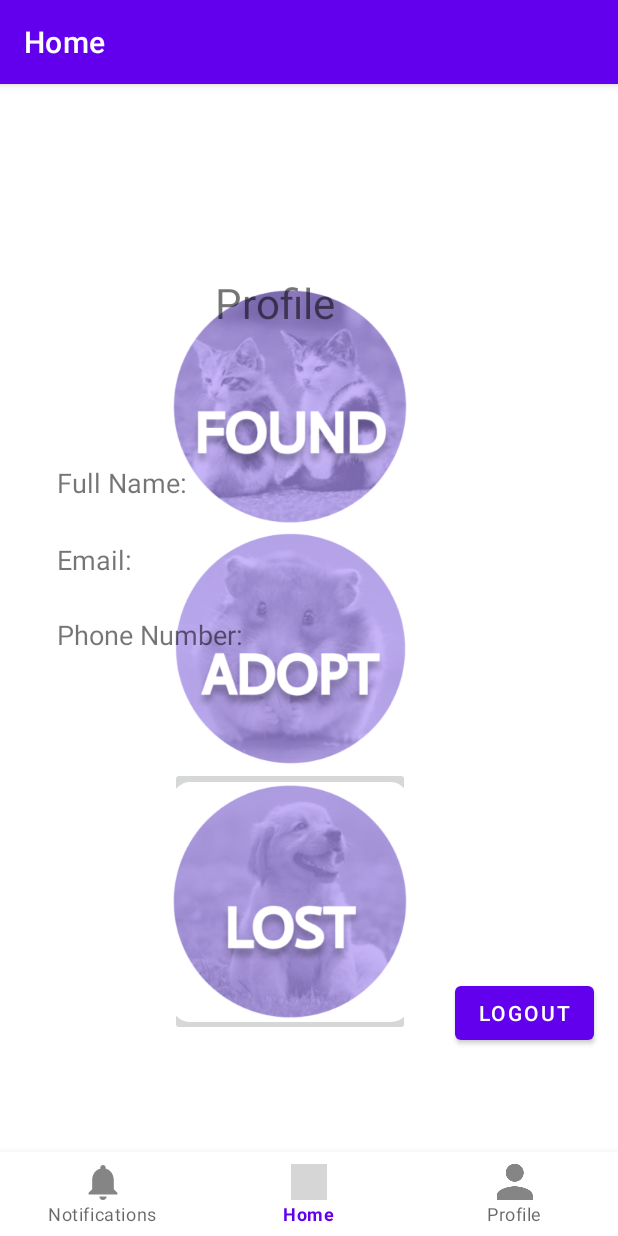
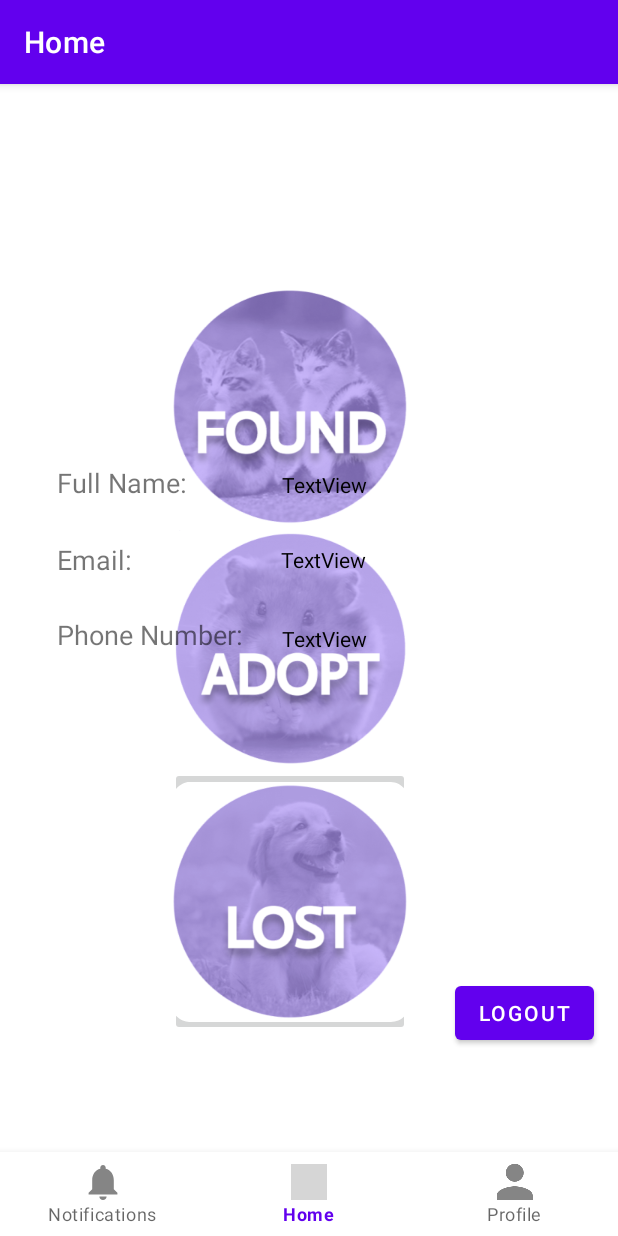
Before and after one commit to flavea25/MSA, an Android app: the fragment LoggedProfileFragment placed in its activity, on a phone screen of 412 x 824 dp. Run offline under Robolectric (Android 15) with nearby library versions, the phone set to English and light mode, and no system bars; our stand-ins replace Firebase (no records; nobody signed in at launch, a user with empty details on screens opened directly), navigation-ui; grey boxes are pictures that could not be loaded.

Commit message:
Profile page with info
Signed-off-by: Lazin Alexandra <lazinalexandra98@gmail.com>

```diff
--- a/app/src/main/java/com/example/lostfoundpets/ui/profile/LoggedProfileFragment.java
+++ b/app/src/main/java/com/example/lostfoundpets/ui/profile/LoggedProfileFragment.java
@@ -2,6 +2,7 @@
 
 import android.content.Intent;
 import android.os.Bundle;
+import android.util.Log;
 import android.view.LayoutInflater;
 import android.view.View;
 import android.view.ViewGroup;
@@ -15,9 +16,28 @@
 import com.example.lostfoundpets.MainActivity;
 import com.example.lostfoundpets.R;
 import com.google.firebase.auth.FirebaseAuth;
+import com.google.firebase.auth.FirebaseUser;
+import com.google.firebase.firestore.CollectionReference;
+import com.google.firebase.firestore.DocumentReference;
+import com.google.firebase.firestore.DocumentSnapshot;
+import com.google.firebase.firestore.EventListener;
+import com.google.firebase.firestore.FirebaseFirestore;
+import com.google.firebase.firestore.FirebaseFirestoreException;
+import com.google.firebase.storage.FirebaseStorage;
+import com.google.firebase.storage.StorageReference;
+
+import javax.annotation.Nullable;
+
 
 public class LoggedProfileFragment extends Fragment {
+    private static final int GALLERY_INTENT_CODE = 1023 ;
+    private final CollectionReference users = FirebaseFirestore.getInstance().collection("users");
+    TextView fullName,email,phone;
     FirebaseAuth fAuth;
+    FirebaseFirestore fStore;
+    String userId;
+    FirebaseUser user;
+    StorageReference storageReference;
 
     public View onCreateView(@NonNull LayoutInflater inflater,
                              ViewGroup container, Bundle savedInstanceState) {
@@ -30,9 +50,34 @@
         logoutButton.setOnClickListener(v -> {
             fAuth.signOut();
             startActivity(new Intent(getContext(), MainActivity.class));
-//            logoutButton.setVisibility(View.GONE);
-//            textView.setVisibility(View.GONE);
         });
+
+            phone = root.findViewById(R.id.profileNumber);
+            fullName = root.findViewById(R.id.profileName);
+            email    = root.findViewById(R.id.profileEmail);
+
+
+            fAuth = FirebaseAuth.getInstance();
+            fStore = FirebaseFirestore.getInstance();
+            storageReference = FirebaseStorage.getInstance().getReference();
+
+            userId = fAuth.getCurrentUser().getUid();
+            user = fAuth.getCurrentUser();
+            DocumentReference documentReference = fStore.collection("users").document(userId);
+                documentReference.addSnapshotListener( new EventListener<DocumentSnapshot>() {
+                @Override
+                public void onEvent(@Nullable DocumentSnapshot documentSnapshot, @Nullable FirebaseFirestoreException e) {
+                    if(documentSnapshot.exists()){
+                        phone.setText(documentSnapshot.getString("phoneNumber"));
+                        fullName.setText(documentSnapshot.getString("fullName"));
+                        email.setText(documentSnapshot.getString("email"));
+
+                    }else {
+                        Log.d("tag", "onEvent: Document do not exists");
+                    }
+                }
+            });
+
         return root;
     }
 }
--- a/app/src/main/res/layout/fragment_profile_logged.xml
+++ b/app/src/main/res/layout/fragment_profile_logged.xml
@@ -5,20 +5,6 @@
     xmlns:tools="http://schemas.android.com/tools"
     android:layout_width="match_parent"
     android:layout_height="match_parent">
-
-    <TextView
-        android:id="@+id/title_profile"
-        android:layout_width="wrap_content"
-        android:layout_height="wrap_content"
-        android:text="Profile"
-        android:textAlignment="center"
-        android:textSize="28sp"
-        app:layout_constraintBottom_toBottomOf="parent"
-        app:layout_constraintEnd_toEndOf="parent"
-        app:layout_constraintHorizontal_bias="0.43"
-        app:layout_constraintStart_toStartOf="parent"
-        app:layout_constraintTop_toTopOf="parent"
-        app:layout_constraintVertical_bias="0.105" />
 
     <TextView
         android:id="@+id/fullNameTag"
@@ -70,4 +56,43 @@
         app:layout_constraintStart_toStartOf="parent"
         app:layout_constraintTop_toTopOf="parent"
         app:layout_constraintVertical_bias="0.812" />
+
+    <TextView
+        android:id="@+id/profileName"
+        android:layout_width="182dp"
+        android:layout_height="20dp"
+        android:text="TextView"
+        android:textColor="#000000"
+        app:layout_constraintBottom_toBottomOf="parent"
+        app:layout_constraintEnd_toEndOf="parent"
+        app:layout_constraintHorizontal_bias="0.816"
+        app:layout_constraintStart_toStartOf="parent"
+        app:layout_constraintTop_toTopOf="parent"
+        app:layout_constraintVertical_bias="0.291" />
+
+    <TextView
+        android:id="@+id/profileEmail"
+        android:layout_width="183dp"
+        android:layout_height="21dp"
+        android:text="TextView"
+        android:textColor="#000000"
+        app:layout_constraintBottom_toBottomOf="parent"
+        app:layout_constraintEnd_toEndOf="parent"
+        app:layout_constraintHorizontal_bias="0.82"
+        app:layout_constraintStart_toStartOf="parent"
+        app:layout_constraintTop_toTopOf="parent"
+        app:layout_constraintVertical_bias="0.364" />
+
+    <TextView
+        android:id="@+id/profileNumber"
+        android:layout_width="186dp"
+        android:layout_height="19dp"
+        android:text="TextView"
+        android:textColor="#000000"
+        app:layout_constraintBottom_toBottomOf="parent"
+        app:layout_constraintEnd_toEndOf="parent"
+        app:layout_constraintHorizontal_bias="0.831"
+        app:layout_constraintStart_toStartOf="parent"
+        app:layout_constraintTop_toTopOf="parent"
+        app:layout_constraintVertical_bias="0.439" />
 </androidx.constraintlayout.widget.ConstraintLayout>
```
